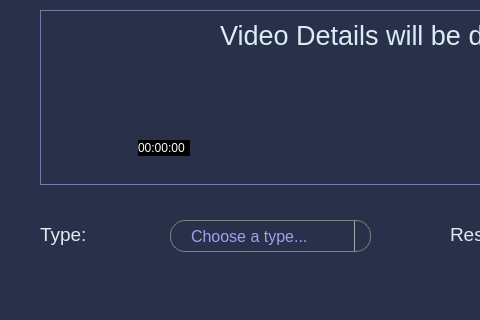
Qt form youtube.ui (Ahmad-Hamdy/YouTube-Downloader) before a commit; both pictures show x 0 to 480 and y 139 to 459 of the 900 by 750 pixel window.
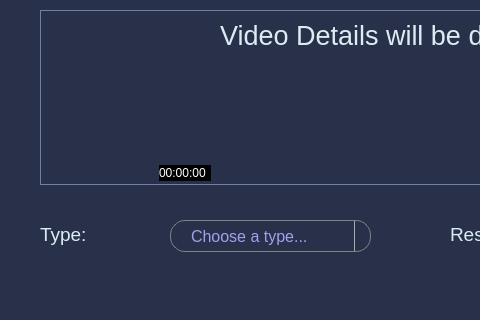
The same form after that commit. Icons and pictures are not drawn.

Commit message: added download complete window in separate file

Patch:
```diff
--- a/youtube.ui
+++ b/youtube.ui
@@ -524,8 +524,8 @@
     <widget class="QLabel" name="duration">
      <property name="geometry">
       <rect>
-       <x>98</x>
-       <y>130</y>
+       <x>119</x>
+       <y>155</y>
        <width>52</width>
        <height>16</height>
       </rect>
```
The commit also changes 3 other files.
